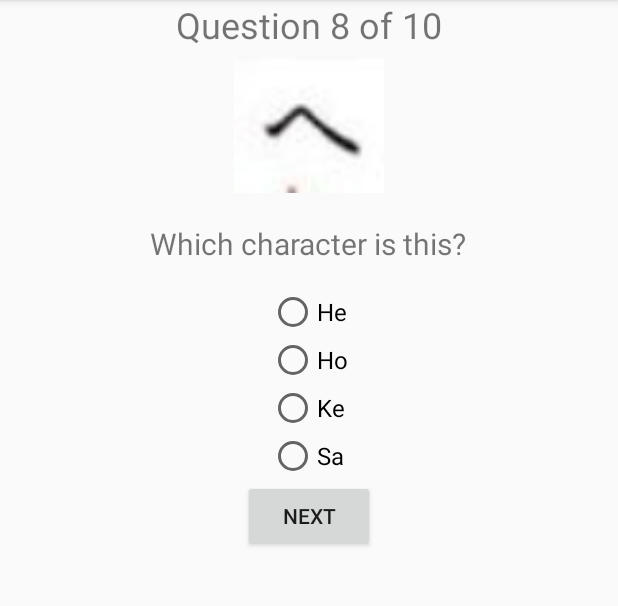
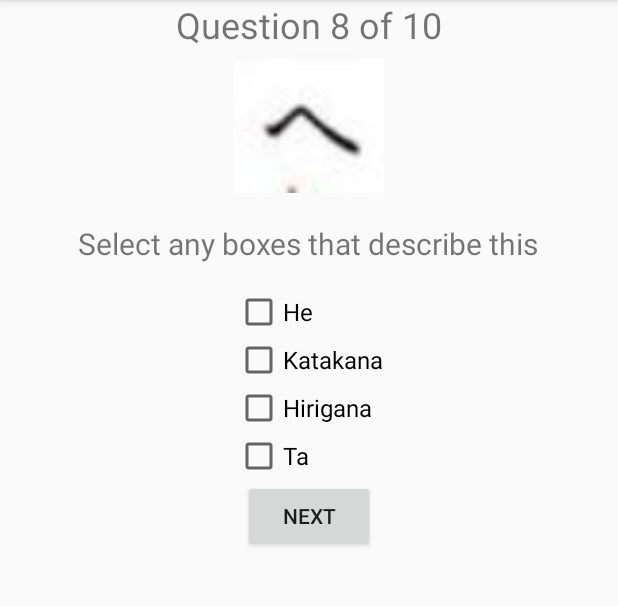
Before and after one commit to YNGDZY/kanakollectorQuiz, an Android app: the QuestionEightActivity screen opened directly, with no data from a screen before it, on a phone screen of 412 x 824 dp, the part 84-690 px from its top. Run offline under Robolectric (Android 15) with nearby library versions, the phone set to English and light mode, and no system bars.

Commit message:
Fixed and all requirements added

```diff
--- a/app/src/main/java/com/example/deezy/quizredux/QuestionEightActivity.java
+++ b/app/src/main/java/com/example/deezy/quizredux/QuestionEightActivity.java
@@ -10,6 +10,7 @@ import android.support.v7.app.AppCompatActivity;
 import android.os.Bundle;
 import android.view.View;
 import android.widget.Button;
+import android.widget.CheckBox;
 import android.widget.ImageView;
 import android.widget.RadioButton;
 import android.widget.TextView;
@@ -29,7 +30,7 @@ public class QuestionEightActivity extends AppCompatActivity {
 
 
 
-        setContentView(R.layout.activity_question);
+        setContentView(R.layout.activity_question_checkbox);
         Button next = (Button) findViewById(R.id.Q_Button);
 
         TextView Title = (TextView) findViewById(R.id.Q_title);
@@ -39,16 +40,16 @@ public class QuestionEightActivity extends AppCompatActivity {
         Image.setImageResource(R.drawable.i_hirigana_he);
 
         TextView Question = (TextView) findViewById(R.id.Q_Text);
-        Question.setText(R.string.question_1);
+        Question.setText(R.string.question_8);
 
-        RadioButton RB1 = (RadioButton) findViewById(R.id.Q_Radio_Button_1);
-        RB1.setText("He");
-        RadioButton RB2 = (RadioButton) findViewById(R.id.Q_Radio_Button_2);
-        RB2.setText("Ho");
-        RadioButton RB3 = (RadioButton) findViewById(R.id.Q_Radio_Button_3);
-        RB3.setText("Ke");
-        RadioButton RB4 = (RadioButton) findViewById(R.id.Q_Radio_Button_4);
-        RB4.setText("Sa");
+        CheckBox CB1 = (CheckBox) findViewById(R.id.Q_Checkbox_1);
+        CB1.setText("He");
+        CheckBox CB2 = (CheckBox) findViewById(R.id.Q_Checkbox_2);
+        CB2.setText("Katakana");
+        CheckBox CB3 = (CheckBox) findViewById(R.id.Q_Checkbox_3);
+        CB3.setText("Hirigana");
+        CheckBox CB4 = (CheckBox) findViewById(R.id.Q_Checkbox_4);
+        CB4.setText("Ta");
 
 
 
@@ -63,9 +64,11 @@ public class QuestionEightActivity extends AppCompatActivity {
     public void nextButton(View view){
         int score = getIntent().getIntExtra("SCORE",0);
 
-        RadioButton RB1 = (RadioButton) findViewById(R.id.Q_Radio_Button_1);
-        Boolean QA = RB1.isChecked();
-        if(QA){
+        CheckBox CB1 = (CheckBox) findViewById(R.id.Q_Checkbox_1);
+        CheckBox CB3 = (CheckBox) findViewById(R.id.Q_Checkbox_3);
+        Boolean QA = CB1.isChecked();
+        Boolean QA2 = CB3.isChecked();
+        if(QA||QA2){
             score = score + 1;
         }
 
--- a/app/src/main/res/layout/activity_main.xml
+++ b/app/src/main/res/layout/activity_main.xml
@@ -13,7 +13,7 @@
         android:text="@string/study_header"
         android:id="@+id/study"
         android:gravity="center_horizontal"
-        android:textSize="24dp"
+        android:textSize="24sp"
         android:background="@color/study_title"
         android:layout_margin="16dp"
         />
@@ -23,7 +23,7 @@
         android:text="@string/test_header"
         android:id="@+id/test"
         android:gravity="center_horizontal"
-        android:textSize="24dp"
+        android:textSize="24sp"
         android:background="@color/test_title"
         android:layout_margin="16dp"/>
 
@@ -33,7 +33,7 @@
         android:text="@string/feedback_header"
         android:id="@+id/feedback"
         android:gravity="center_horizontal"
-        android:textSize="24dp"
+        android:textSize="24sp"
         android:background="@color/feedback_title"
         android:layout_margin="16dp"/>
 
--- /dev/null
+++ b/app/src/main/res/layout/activity_question_checkbox.xml
@@ -0,0 +1,60 @@
+<?xml version="1.0" encoding="utf-8"?>
+<LinearLayout xmlns:android="http://schemas.android.com/apk/res/android"
+    xmlns:app="http://schemas.android.com/apk/res-auto"
+    xmlns:tools="http://schemas.android.com/tools"
+    android:layout_width="match_parent"
+    android:layout_height="match_parent"
+    android:orientation="vertical"
+    tools:context="com.example.deezy.quizredux.QuestionOneActivity"
+    android:gravity="center_horizontal">
+
+    <TextView
+        android:layout_width="wrap_content"
+        android:layout_height="wrap_content"
+        android:id="@+id/Q_title"
+        android:textSize="24sp"/>
+    <ImageView
+        android:layout_width="100dp"
+        android:layout_height="100dp"
+        android:id="@+id/Q_Image"/>
+    <TextView
+        android:layout_width="wrap_content"
+        android:layout_height="wrap_content"
+        android:id="@+id/Q_Text"
+        android:textSize="20sp"
+        android:padding="16dp"
+        android:gravity="center_horizontal"/>
+    <RadioGroup
+        android:layout_width="wrap_content"
+        android:layout_height="wrap_content"
+        android:id="@+id/Q_Radio_Group">
+
+        <CheckBox
+            android:layout_width="wrap_content"
+            android:layout_height="wrap_content"
+            android:id="@+id/Q_Checkbox_1"
+            android:textSize="16sp"/>
+        <CheckBox
+            android:layout_width="wrap_content"
+            android:layout_height="wrap_content"
+            android:id="@+id/Q_Checkbox_2"
+            android:textSize="16sp"/>
+        <CheckBox
+            android:layout_width="wrap_content"
+            android:layout_height="wrap_content"
+            android:id="@+id/Q_Checkbox_3"
+            android:textSize="16sp"/>
+        <CheckBox
+            android:layout_width="wrap_content"
+            android:layout_height="wrap_content"
+            android:id="@+id/Q_Checkbox_4"
+            android:textSize="16sp"/>
+    </RadioGroup>
+    <Button
+        android:layout_width="wrap_content"
+        android:layout_height="wrap_content"
+        android:text="@string/next"
+        android:id="@+id/Q_Button"
+        android:onClick="nextButton"
+        />
+</LinearLayout>
--- a/app/src/main/res/values/strings.xml
+++ b/app/src/main/res/values/strings.xml
@@ -49,6 +49,8 @@
     <string name="title_10">Question 10 of 10</string>
     <string name="question_1">Which character is this?</string>
     <string name="question_2">What set of characters is this kana from?</string>
+    <string name="question_6">Enter the characters sound</string>
+    <string name="question_8">Select any boxes that describe this</string>
     <string name="congrats">Congratulations!\n \nYou scored:</string>
     <string name="finish">Finish!</string>
     <string name="retry">Retry?</string>
```
Also changed, not shown: app/src/main/AndroidManifest.xml (+33 -15 lines), app/src/main/java/com/example/deezy/quizredux/QuestionSixActivity.java (+18 -13 lines), app/src/main/java/com/example/deezy/quizredux/TestEndActivity.java (+8 -0 lines), app/src/main/res/layout/activity_question_entertext.xml (added, +38 -0 lines).
